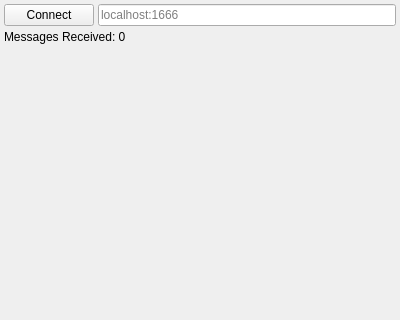
BehaviorTree/Groot, file bt_editor/sidepanel_monitor.ui: the form before one commit; both pictures show x 0 to 400 and y 0 to 320 of the 400 by 516 pixel window.
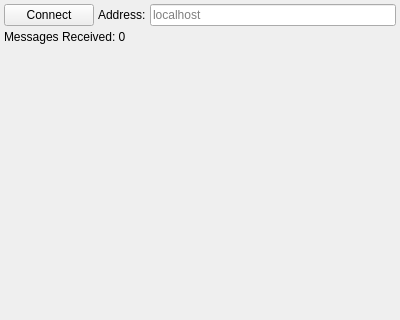
The form after the commit.

Diff of the .ui file:
```diff
--- a/bt_editor/sidepanel_monitor.ui
+++ b/bt_editor/sidepanel_monitor.ui
@@ -30,7 +30,7 @@
     <number>4</number>
    </property>
    <item>
-    <layout class="QHBoxLayout" name="horizontalLayout" stretch="0,1">
+    <layout class="QHBoxLayout" name="horizontalLayout" stretch="0,0,1">
      <property name="spacing">
       <number>4</number>
      </property>
@@ -65,6 +65,13 @@
        </property>
       </widget>
      </item>
+     <item>
+      <widget class="QLabel" name="label">
+       <property name="text">
+        <string>Address:</string>
+       </property>
+      </widget>
+     </item>
      <item>
       <widget class="QLineEdit" name="lineEdit">
        <property name="maximumSize">
@@ -77,7 +84,7 @@
         <string/>
        </property>
        <property name="placeholderText">
-        <string>localhost:1666</string>
+        <string>localhost</string>
        </property>
        <property name="clearButtonEnabled">
         <bool>true</bool>
```
